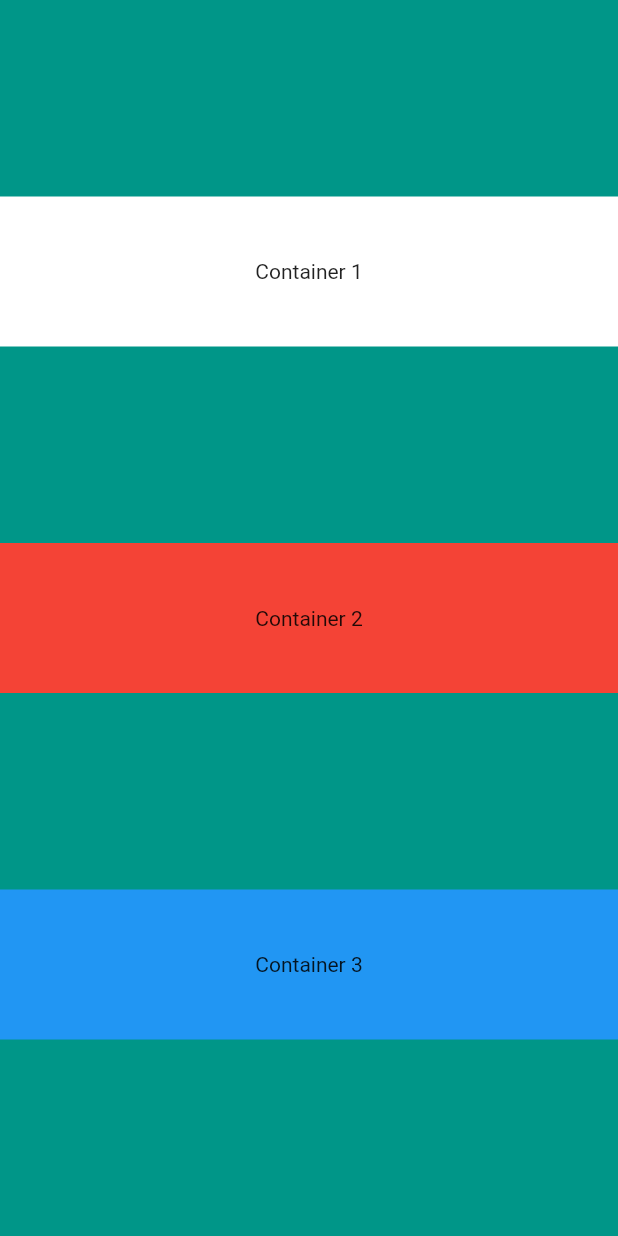
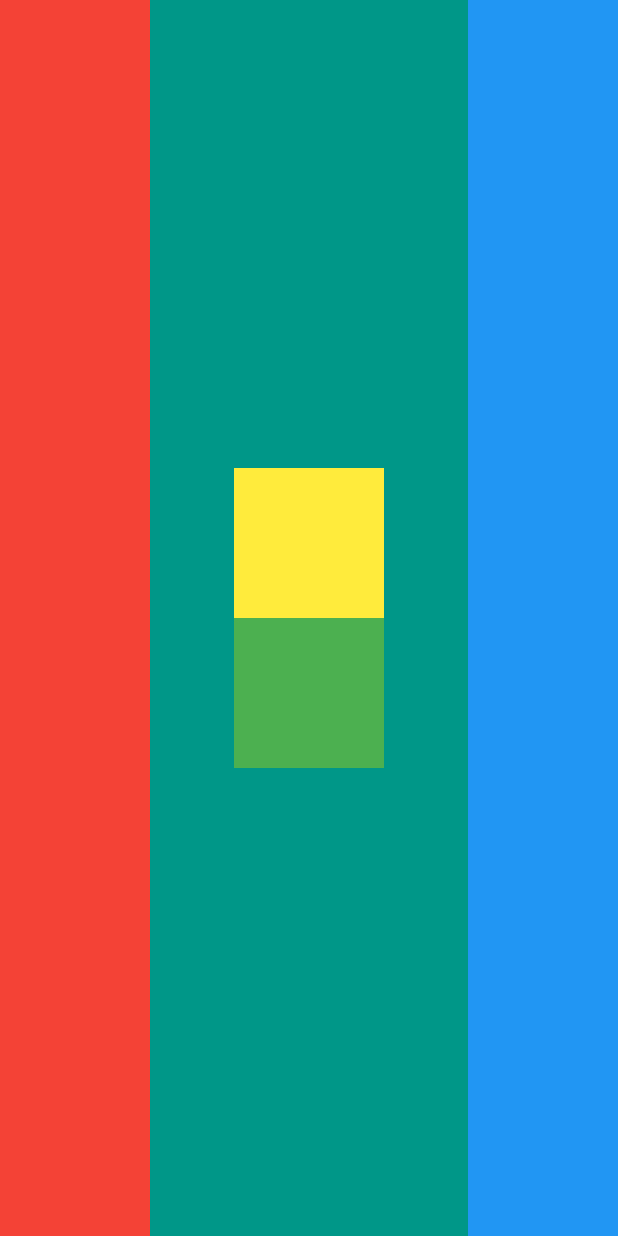
Before and after one commit to FadyFawzyOfficial/mi_card, a Flutter app: the screen it shows after launch, on a phone screen of 412 x 824 dp. Run offline on Flutter 3.47's test engine with Material 2 defaults, Android fonts, the phone set to English and light mode, and no system bars.

Commit message:
Complete Flutter Layouts Challenge (1st Challenge in Section 6)

```diff
--- a/lib/main.dart
+++ b/lib/main.dart
@@ -11,27 +11,31 @@ class MyApp extends StatelessWidget {
       home: Scaffold(
         backgroundColor: Colors.teal,
         body: SafeArea(
-          child: Column(
-            mainAxisAlignment: MainAxisAlignment.spaceEvenly,
-            crossAxisAlignment: CrossAxisAlignment.stretch,
+          child: Row(
+            mainAxisAlignment: MainAxisAlignment.spaceBetween,
             children: [
               Container(
-                height: 100,
-                color: Colors.white,
-                alignment: Alignment.center,
-                child: const Text('Container 1'),
+                width: 100,
+                color: Colors.red,
+              ),
+              Column(
+                mainAxisSize: MainAxisSize.min,
+                children: [
+                  Container(
+                    width: 100,
+                    height: 100,
+                    color: Colors.yellow,
+                  ),
+                  Container(
+                    width: 100,
+                    height: 100,
+                    color: Colors.green,
+                  ),
+                ],
               ),
               Container(
-                height: 100,
-                color: Colors.red,
-                alignment: Alignment.center,
-                child: const Text('Container 2'),
-              ),
-              Container(
-                height: 100,
+                width: 100,
                 color: Colors.blue,
-                alignment: Alignment.center,
-                child: const Text('Container 3'),
               ),
             ],
           ),
```
